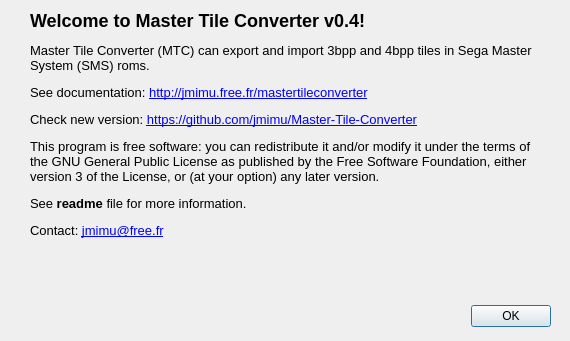
jmimu/Master-Tile-Converter, file dialog_about.ui: the form before one commit.
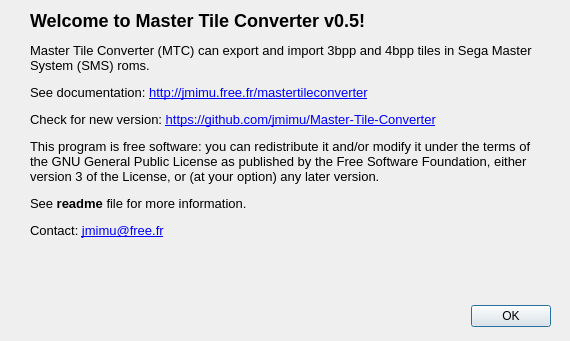
The form after the commit. Icons and pictures are not drawn.

Commit message: scrollbar works! and for finding compressed data check if first bitplan size is a multiple of tile size, way faster

```diff
--- a/dialog_about.ui
+++ b/dialog_about.ui
@@ -47,10 +47,10 @@
 &lt;html&gt;&lt;head&gt;&lt;meta name=&quot;qrichtext&quot; content=&quot;1&quot; /&gt;&lt;style type=&quot;text/css&quot;&gt;
 p, li { white-space: pre-wrap; }
 &lt;/style&gt;&lt;/head&gt;&lt;body style=&quot; font-family:'Sans'; font-size:10pt; font-weight:400; font-style:normal;&quot;&gt;
-&lt;p style=&quot; margin-top:16px; margin-bottom:12px; margin-left:0px; margin-right:0px; -qt-block-indent:0; text-indent:0px;&quot;&gt;&lt;span style=&quot; font-size:x-large; font-weight:600;&quot;&gt;Welcome to Master Tile Converter v0.4!&lt;/span&gt;&lt;/p&gt;
+&lt;p style=&quot; margin-top:16px; margin-bottom:12px; margin-left:0px; margin-right:0px; -qt-block-indent:0; text-indent:0px;&quot;&gt;&lt;span style=&quot; font-size:x-large; font-weight:600;&quot;&gt;Welcome to Master Tile Converter v0.5!&lt;/span&gt;&lt;/p&gt;
 &lt;p style=&quot; margin-top:12px; margin-bottom:12px; margin-left:0px; margin-right:0px; -qt-block-indent:0; text-indent:0px;&quot;&gt;Master Tile Converter (MTC) can export and import 3bpp and 4bpp tiles in Sega Master System (SMS) roms.&lt;/p&gt;
 &lt;p style=&quot; margin-top:12px; margin-bottom:12px; margin-left:0px; margin-right:0px; -qt-block-indent:0; text-indent:0px;&quot;&gt;See documentation: &lt;a href=&quot;http://jmimu.free.fr/mastertileconverter&quot;&gt;&lt;span style=&quot; text-decoration: underline; color:#0000ff;&quot;&gt;http://jmimu.free.fr/mastertileconverter&lt;/span&gt;&lt;/a&gt;&lt;/p&gt;
-&lt;p style=&quot; margin-top:12px; margin-bottom:12px; margin-left:0px; margin-right:0px; -qt-block-indent:0; text-indent:0px;&quot;&gt;Check new version: &lt;a href=&quot;https://github.com/jmimu/Master-Tile-Converter&quot;&gt;&lt;span style=&quot; text-decoration: underline; color:#0000ff;&quot;&gt;https://github.com/jmimu/Master-Tile-Converter&lt;/span&gt;&lt;/a&gt;&lt;/p&gt;
+&lt;p style=&quot; margin-top:12px; margin-bottom:12px; margin-left:0px; margin-right:0px; -qt-block-indent:0; text-indent:0px;&quot;&gt;Check for new version: &lt;a href=&quot;https://github.com/jmimu/Master-Tile-Converter&quot;&gt;&lt;span style=&quot; text-decoration: underline; color:#0000ff;&quot;&gt;https://github.com/jmimu/Master-Tile-Converter&lt;/span&gt;&lt;/a&gt;&lt;/p&gt;
 &lt;p style=&quot; margin-top:12px; margin-bottom:12px; margin-left:0px; margin-right:0px; -qt-block-indent:0; text-indent:0px;&quot;&gt;This program is free software: you can redistribute it and/or modify it under the terms of the GNU General Public License as published by the Free Software Foundation, either version 3 of the License, or (at your option) any later version.&lt;/p&gt;
 &lt;p style=&quot; margin-top:12px; margin-bottom:12px; margin-left:0px; margin-right:0px; -qt-block-indent:0; text-indent:0px;&quot;&gt;See &lt;span style=&quot; font-weight:600;&quot;&gt;readme&lt;/span&gt; file for more information.&lt;/p&gt;
 &lt;p style=&quot; margin-top:12px; margin-bottom:12px; margin-left:0px; margin-right:0px; -qt-block-indent:0; text-indent:0px;&quot;&gt;Contact: &lt;a href=&quot;mailto:jmimu@free.fr&quot;&gt;&lt;span style=&quot; text-decoration: underline; color:#0000ff;&quot;&gt;jmimu@free.fr&lt;/span&gt;&lt;/a&gt; &lt;/p&gt;&lt;/body&gt;&lt;/html&gt;</string>
```
The commit also changes 5 other files.
